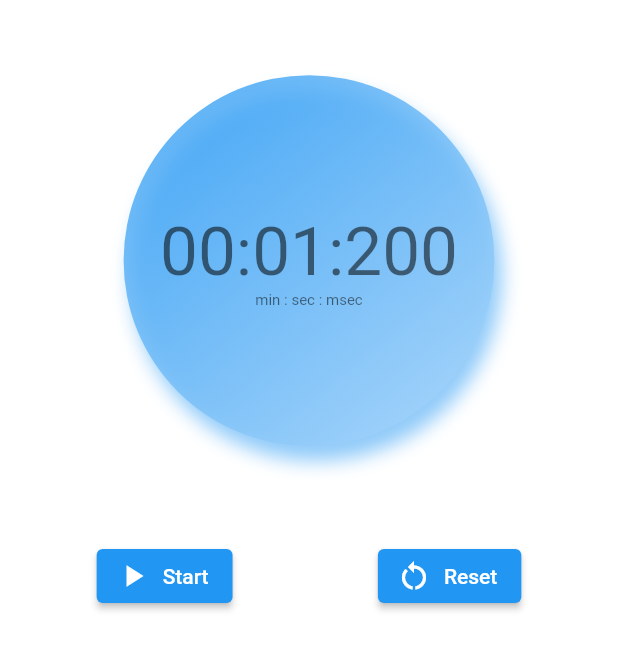
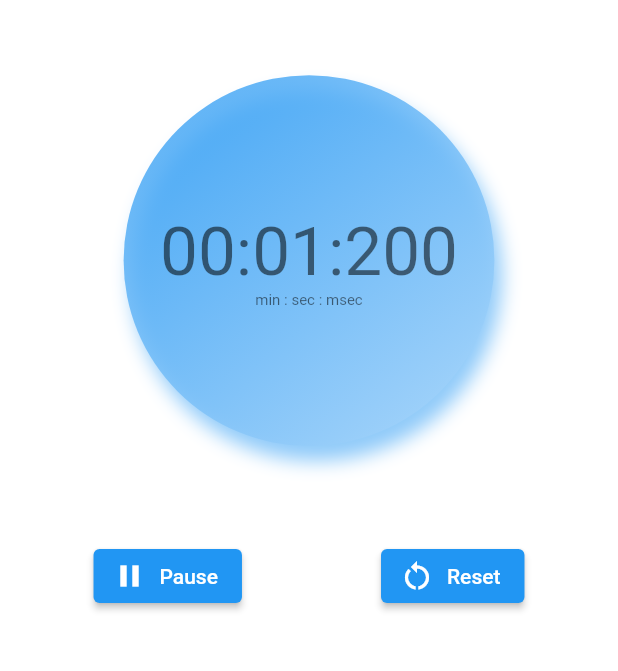
Before and after one commit to prgmr/DT_timer, a Flutter app: the screen it shows after launch, after a tap on "Start", on a phone screen of 412 x 824 dp, the part 84-755 px from its top. Run offline on Flutter 3.47's test engine with Material 2 defaults, Android fonts, the phone set to English and light mode, and no system bars; our stand-ins replace get.

```diff
--- a/lib/home_page.dart
+++ b/lib/home_page.dart
@@ -70,7 +70,7 @@ class TimerPage extends StatelessWidget {
                 child: Row(
                   mainAxisAlignment: MainAxisAlignment.spaceAround,
                   children: <Widget>[
-                    Obx(() => timerController.isPaused.value
+                    Obx(() => timerController.isRunning.value
                         ? ElevatedButton.icon(
                             onPressed: timerController.pauseTimer,
                             icon: const Icon(Icons.pause),
@@ -88,7 +88,8 @@ class TimerPage extends StatelessWidget {
               ),
               Expanded(
                 flex: 3,
-                child: Scrollbar(
+                child: Stack(children: [
+                  Scrollbar(
                     child: Obx(
                       () => ListView.builder(
                         reverse: true,
@@ -114,6 +115,20 @@ class TimerPage extends StatelessWidget {
                       ),
                     ),
                   ),
+                  Align(
+                    alignment: Alignment.topRight,
+                    child: Obx(() {
+                      if (timerController.timeLaps.isNotEmpty) {
+                        return IconButton(
+                          onPressed: timerController.clearLapsTimeList,
+                          icon: const Icon(Icons.clear),
+                          color: Colors.red,
+                        );
+                      }
+                      return const SizedBox(); // возвращает пустой виджет, если условие не выполняется
+                    }),
+                  ),
+                ]),
               )
             ],
           ),
--- a/lib/timer_controller.dart
+++ b/lib/timer_controller.dart
@@ -14,11 +14,11 @@ class Time {
 }
 
 class TimerController extends GetxController {
+  late Timer _timer;
   var _msecElapsed = 0.obs;
+  var isRunning = false.obs;
   var isPaused = false.obs;
   RxList<Time> timeLaps = RxList<Time>();
-
-  var _timer = Timer.periodic(Duration(milliseconds: 1), (timer) {});
 
   Time get timeElapsed {
     int milliseconds = _msecElapsed.value;
@@ -37,6 +37,7 @@ class TimerController extends GetxController {
   }
 
   void startTimer() {
+    isRunning.value = true;
     isPaused.value = false;
     _timer = Timer.periodic(const Duration(milliseconds: 1), (timer) {
       if (!isPaused.value) {
@@ -46,6 +47,7 @@ class TimerController extends GetxController {
   }
 
   void pauseTimer() {
+    isRunning.value = false;
     isPaused.value = true;
     _timer.cancel();
   }
```
Lines whose indentation alone changed are shown as unchanged.
